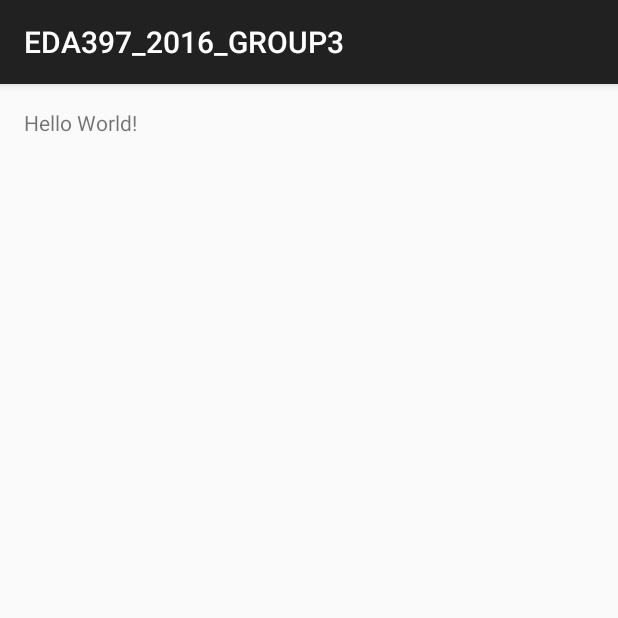
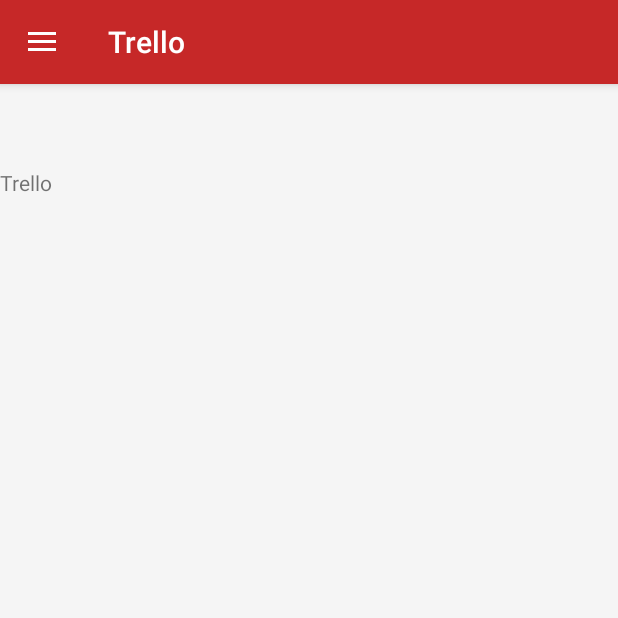
Before and after one commit to sebbe33/EDA_397_2016_Group3, an Android app: the screen it shows after launch (MainActivity), on a phone screen of 412 x 824 dp, the top half of it. Run offline under Robolectric (Android 15) with nearby library versions, the phone set to English and light mode, and no system bars.

Commit message:
navigation drawer with fragments

```diff
--- a/app/src/main/AndroidManifest.xml
+++ b/app/src/main/AndroidManifest.xml
@@ -7,7 +7,7 @@
         android:icon="@mipmap/ic_launcher"
         android:label="@string/app_name"
         android:supportsRtl="true"
-        android:theme="@style/AppTheme">
+        android:theme="@style/Theme.DesignDemo">
         <activity android:name=".MainActivity">
             <intent-filter>
                 <action android:name="android.intent.action.MAIN" />
--- /dev/null
+++ b/app/src/main/java/chalmers/eda397_2016_group3/FragmentTrello.java
@@ -0,0 +1,42 @@
+package chalmers.eda397_2016_group3;
+
+import android.content.Context;
+import android.os.Bundle;
+import android.support.v4.app.Fragment;
+
+import android.view.LayoutInflater;
+import android.view.View;
+import android.view.ViewGroup;
+
+/**
+ * Created by N10 on 4/19/2016.
+ */
+public class FragmentTrello extends Fragment {
+
+
+
+
+    Context c;
+    public static Fragment newInstance(Context context) {
+        FragmentTrello f = new FragmentTrello();
+
+        return f;
+    }
+
+    @Override
+    public View onCreateView(LayoutInflater inflater, ViewGroup container,Bundle savedInstanceState) {
+        ViewGroup root = (ViewGroup) inflater.inflate(R.layout.fragment_trello, null);
+
+
+
+
+
+
+
+
+        return root;
+    }
+
+
+
+}
--- a/app/src/main/java/chalmers/eda397_2016_group3/MainActivity.java
+++ b/app/src/main/java/chalmers/eda397_2016_group3/MainActivity.java
@@ -1,14 +1,113 @@
 package chalmers.eda397_2016_group3;
 
+import android.support.design.widget.NavigationView;
+import android.support.v4.app.Fragment;
+import android.support.v4.app.FragmentManager;
+import android.support.v4.view.GravityCompat;
+import android.support.v4.widget.DrawerLayout;
+import android.support.v7.app.ActionBar;
 import android.support.v7.app.ActionBarActivity;
 import android.os.Bundle;
+import android.support.v7.app.AppCompatActivity;
+import android.support.v7.widget.Toolbar;
+import android.view.MenuItem;
 
-public class MainActivity extends ActionBarActivity {
+public class MainActivity extends AppCompatActivity {
+
+
+    private DrawerLayout mDrawerLayout;
 
     @Override
     protected void onCreate(Bundle savedInstanceState) {
         super.onCreate(savedInstanceState);
         setContentView(R.layout.activity_main);
-        System.out.println("Hello world! <3");
+
+        Toolbar toolbar = (Toolbar) findViewById(R.id.toolbar1);
+        setSupportActionBar(toolbar);
+
+        final ActionBar actionBar = getSupportActionBar();
+        actionBar.setHomeAsUpIndicator(R.drawable.ic_menu);
+        actionBar.setDisplayHomeAsUpEnabled(true);
+        mDrawerLayout = (DrawerLayout) findViewById(R.id.drawer_layout);
+        NavigationView navigationView = (NavigationView) findViewById(R.id.navigation_view);
+        if (navigationView != null) {
+            setupDrawerContent(navigationView);
+        }
+
+        navigationView.getMenu().performIdentifierAction(R.id.navigation_trello, 0);
+
     }
+
+
+    @Override
+    public boolean onOptionsItemSelected(MenuItem item) {
+        switch (item.getItemId()) {
+            case android.R.id.home:
+                mDrawerLayout.openDrawer(GravityCompat.START);
+                return true;
+        }
+        return super.onOptionsItemSelected(item);
+    }
+
+    private void setupDrawerContent(NavigationView navigationView) {
+
+        navigationView.setNavigationItemSelectedListener(
+                new NavigationView.OnNavigationItemSelectedListener() {
+                    @Override
+                    public boolean onNavigationItemSelected(MenuItem menuItem) {
+                        selectDrawerItem(menuItem);
+                        return true;
+                    }
+                });
+    }
+
+
+
+    public void selectDrawerItem(MenuItem menuItem) {
+        // Create a new fragment position
+
+        Fragment fragment = null;
+
+        Class fragmentClass;
+
+
+        switch(menuItem.getItemId()) {
+
+            case R.id.navigation_trello:
+
+                fragmentClass = FragmentTrello.class;
+                break;
+
+            case R.id.navigation_github:
+
+                fragmentClass = FragmentGithub.class;
+                break;
+
+
+            default:
+                fragmentClass = FragmentTrello.class;
+        }
+
+        try {
+            fragment = (Fragment) fragmentClass.newInstance();
+        } catch (Exception e) {
+            e.printStackTrace();
+        }
+
+        // Insert the fragment by replacing any existing fragment
+        FragmentManager fragmentManager = getSupportFragmentManager();
+        fragmentManager.beginTransaction().replace(R.id.flContent, fragment).commit();
+
+        // Highlight the selected item, update the title, and close the drawer
+        menuItem.setChecked(true);
+
+        if(menuItem.getTitle().equals("Trello"))
+            setTitle("Trello");
+        else
+            setTitle("GitHub");
+
+
+        mDrawerLayout.closeDrawers();
+    }
+
 }
--- a/app/src/main/res/layout/activity_main.xml
+++ b/app/src/main/res/layout/activity_main.xml
@@ -1,16 +1,23 @@
 <?xml version="1.0" encoding="utf-8"?>
-<RelativeLayout xmlns:android="http://schemas.android.com/apk/res/android"
-    xmlns:tools="http://schemas.android.com/tools"
+
+<android.support.v4.widget.DrawerLayout xmlns:android="http://schemas.android.com/apk/res/android"
+    xmlns:app="http://schemas.android.com/apk/res-auto"
+
+    android:id="@+id/drawer_layout"
+    android:layout_height="match_parent"
     android:layout_width="match_parent"
-    android:layout_height="match_parent"
-    android:paddingBottom="@dimen/activity_vertical_margin"
-    android:paddingLeft="@dimen/activity_horizontal_margin"
-    android:paddingRight="@dimen/activity_horizontal_margin"
-    android:paddingTop="@dimen/activity_vertical_margin"
-    tools:context="chalmers.eda397_2016_group3.MainActivity">
+    android:fitsSystemWindows="true">
 
-    <TextView
+
+    <include layout="@layout/main_fragment_layout"/>
+
+    <android.support.design.widget.NavigationView
+        android:id="@+id/navigation_view"
+        android:layout_height="match_parent"
         android:layout_width="wrap_content"
-        android:layout_height="wrap_content"
-        android:text="Hello World!" />
-</RelativeLayout>
+        android:layout_gravity="start"
+        android:fitsSystemWindows="true"
+        app:headerLayout="@layout/navigation_header"
+        app:menu="@menu/drawer_view"/>
+
+</android.support.v4.widget.DrawerLayout>
--- /dev/null
+++ b/app/src/main/res/layout/fragment_trello.xml
@@ -0,0 +1,17 @@
+<?xml version="1.0" encoding="utf-8"?>
+<RelativeLayout xmlns:android="http://schemas.android.com/apk/res/android"
+    android:layout_width="match_parent"
+    android:layout_height="match_parent"
+    android:orientation="vertical">
+
+
+    <TextView
+        android:id="@+id/textView"
+        android:layout_marginTop="?attr/actionBarSize"
+        android:layout_width="match_parent"
+        android:layout_height="match_parent"
+        android:text="Trello"/>
+
+
+
+</RelativeLayout>
--- /dev/null
+++ b/app/src/main/res/layout/main_fragment_layout.xml
@@ -0,0 +1,34 @@
+<?xml version="1.0" encoding="utf-8"?>
+
+<android.support.design.widget.CoordinatorLayout
+    android:id="@+id/content"
+    android:layout_width="match_parent"
+    android:layout_height="match_parent"
+    android:orientation="vertical"
+    xmlns:android="http://schemas.android.com/apk/res/android"
+    xmlns:app="http://schemas.android.com/apk/res-auto">
+
+
+    <android.support.design.widget.AppBarLayout
+        android:id="@+id/appBarLayout"
+        android:layout_width="match_parent"
+        android:layout_height="wrap_content"
+        android:theme="@style/ThemeOverlay.AppCompat.Dark.ActionBar"
+        app:layout_behavior="@string/appbar_scrolling_view_behavior">
+
+        <android.support.v7.widget.Toolbar
+            android:id="@+id/toolbar1"
+            android:layout_width="match_parent"
+            android:layout_height="?attr/actionBarSize"
+            android:background="?attr/colorPrimary"
+            app:popupTheme="@style/ThemeOverlay.AppCompat.Light"
+            app:layout_scrollFlags="scroll|enterAlways" />
+
+    </android.support.design.widget.AppBarLayout>
+
+    <FrameLayout
+        android:id="@+id/flContent"
+        android:layout_width="match_parent"
+        android:layout_height="match_parent"
+        app:layout_behavior="@string/appbar_scrolling_view_behavior"/>
+</android.support.design.widget.CoordinatorLayout>
--- /dev/null
+++ b/app/src/main/res/menu/drawer_view.xml
@@ -0,0 +1,32 @@
+<?xml version="1.0" encoding="utf-8"?>
+<!--
+  ~ Copyright (C) 2015 The Android Open Source Project
+  ~
+  ~ Licensed under the Apache License, Version 2.0 (the "License");
+  ~ you may not use this file except in compliance with the License.
+  ~ You may obtain a copy of the License at
+  ~
+  ~      http://www.apache.org/licenses/LICENSE-2.0
+  ~
+  ~ Unless required by applicable law or agreed to in writing, software
+  ~ distributed under the License is distributed on an "AS IS" BASIS,
+  ~ WITHOUT WARRANTIES OR CONDITIONS OF ANY KIND, either express or implied.
+  ~ See the License for the specific language governing permissions and
+  ~ limitations under the License.
+  -->
+<menu xmlns:android="http://schemas.android.com/apk/res/android">
+
+    <group android:checkableBehavior="single">
+        <item
+            android:id="@+id/navigation_trello"
+            android:icon="@drawable/trello_ic"
+            android:title="Trello" />
+        <item
+            android:id="@+id/navigation_github"
+            android:icon="@drawable/github_ic"
+            android:title="GitHub" />
+
+    </group>
+
+
+</menu>
--- a/app/src/main/res/values/styles.xml
+++ b/app/src/main/res/values/styles.xml
@@ -5,4 +5,25 @@
         <!-- Customize your theme here. -->
     </style>
 
+
+    <style name="Theme.DesignDemo" parent="Base.Theme.DesignDemo">
+    </style>
+
+    <style name="Base.Theme.DesignDemo" parent="Theme.AppCompat.Light.NoActionBar">
+        <item name="colorPrimary">@color/colorPrimary</item>
+        <item name="colorPrimaryDark">@color/colorPrimaryDark</item>
+        <item name="colorAccent">@color/colorAccent</item>
+        <item name="android:windowBackground">@color/window_background</item>
+
+    </style>
+
+    <style name="Widget.CardContent" parent="android:Widget">
+        <item name="android:paddingLeft">16dp</item>
+        <item name="android:paddingRight">16dp</item>
+        <item name="android:paddingTop">24dp</item>
+        <item name="android:paddingBottom">24dp</item>
+        <item name="android:orientation">vertical</item>
+    </style>
+
+
 </resources>
```
Also changed, not shown: app/build.gradle (+5 -4 lines), app/src/main/java/chalmers/eda397_2016_group3/FragmentGithub.java (added, +35 -0 lines), app/src/main/res/layout/fragment_github.xml (added, +17 -0 lines), app/src/main/res/layout/navigation_header.xml (added, +33 -0 lines), app/src/main/res/values/colors.xml (added, +29 -0 lines), app/src/main/res/drawable-hdpi/ic_menu.png (added), app/src/main/res/drawable-mdpi/ic_menu.png (added), app/src/main/res/drawable-xhdpi/ic_menu.png (added), app/src/main/res/drawable-xxhdpi/ic_menu.png (added), app/src/main/res/drawable-xxxhdpi/ic_menu.png (added), app/src/main/res/drawable/github_ic.png (added), app/src/main/res/drawable/trello_ic.png (added).
